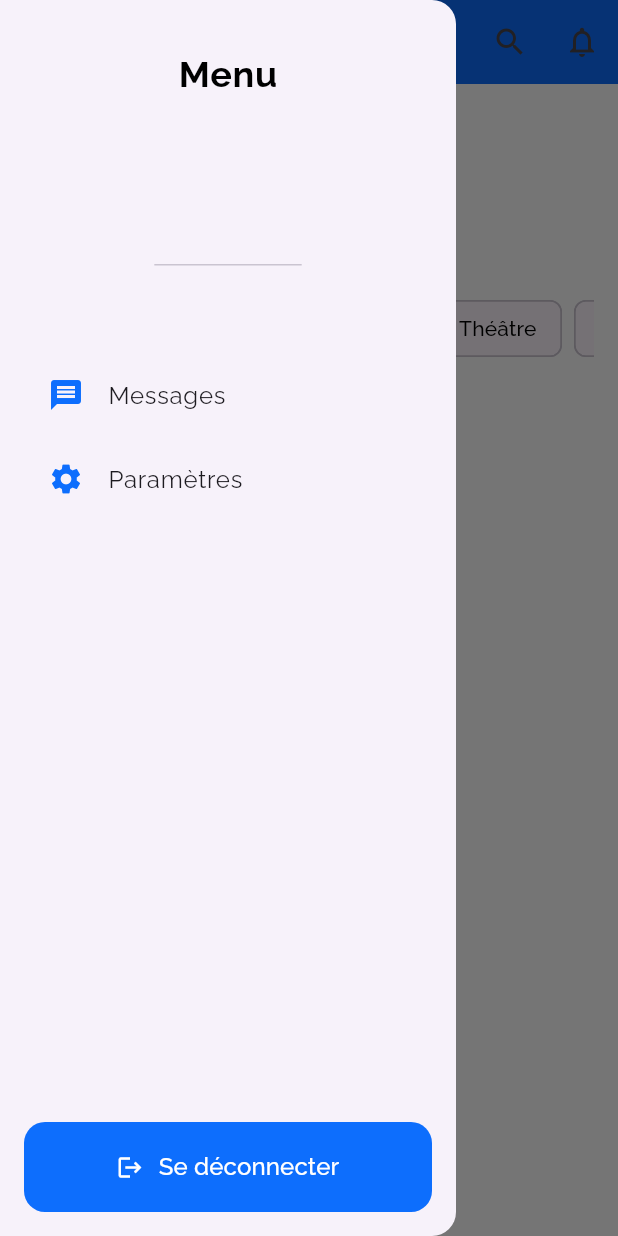
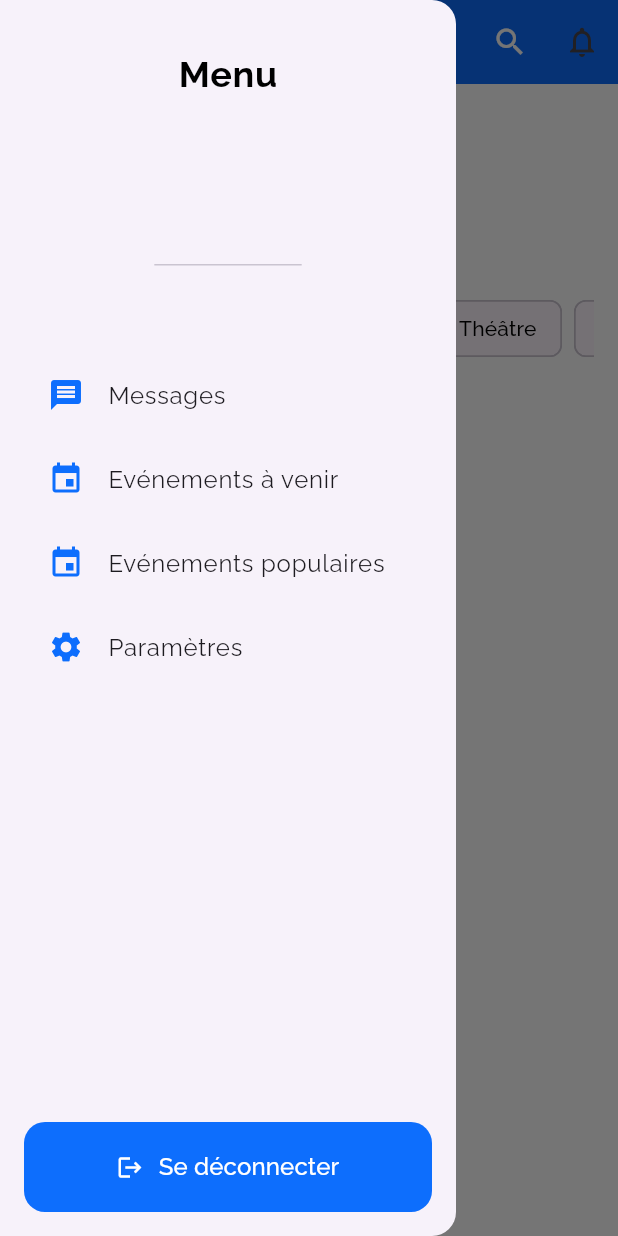
Before and after one commit to Ymas0908/e-Tix-, a Flutter app: the Home screen opened directly, with the side drawer open, on a phone screen of 412 x 824 dp. Run offline on Flutter 3.47's test engine with Material 3 defaults, Android fonts, the phone set to English and light mode, and no system bars; our stand-ins replace firebase_auth, firebase_core, fluttertoast, google_fonts; accounts and stored records are empty.

Commit message:
" Modification du jour"

```diff
--- a/lib/main.dart
+++ b/lib/main.dart
@@ -1,10 +1,8 @@
 import 'package:auth_firebase/firebase_options.dart';
-import 'package:auth_firebase/pages/login/login.dart';
-import 'package:auth_firebase/pages/pageacceuil.dart';
+import 'package:auth_firebase/views/home/home.dart';
+import 'package:auth_firebase/views/pageacceuil.dart';
 import 'package:firebase_core/firebase_core.dart';
 import 'package:flutter/material.dart';
-import 'pages/signup/signup.dart';
-
 Future<void> main() async {
   WidgetsFlutterBinding.ensureInitialized();
 
@@ -22,7 +20,7 @@ class MyApp extends StatelessWidget {
   Widget build(BuildContext context) {
     return MaterialApp(
       debugShowCheckedModeBanner: false,
-      home: Pageacceuil()
+      home: Home()
     );
   }
 }
--- a/lib/services/auth_service.dart
+++ b/lib/services/auth_service.dart
@@ -2,9 +2,9 @@ import 'package:firebase_auth/firebase_auth.dart';
 import 'package:flutter/material.dart';
 import 'package:fluttertoast/fluttertoast.dart';
 
-import '../pages/home/home.dart';
-import '../pages/login/login.dart';
-import '../pages/resetpassword/resetpassaword.dart';
+import '../views/home/home.dart';
+import '../views/login/login.dart';
+
 
 class AuthService {
   Future<void> signup(
--- a/lib/pages/home/home.dart
+++ b/lib/views/home/home.dart
@@ -1,8 +1,10 @@
+import 'package:auth_firebase/views/evenements/evenements_a_venir_view.dart';
+import 'package:auth_firebase/views/evenements/evenements_populaires_view.dart';
 import 'package:flutter/material.dart';
 import 'package:google_fonts/google_fonts.dart';
 import 'package:firebase_auth/firebase_auth.dart';
 import 'package:auth_firebase/services/auth_service.dart';
-import 'package:auth_firebase/pages/login/login.dart';
+import '../login/login.dart';
 import '../messages/messages.dart';
 
 class Home extends StatefulWidget {
@@ -13,23 +15,23 @@ class Home extends StatefulWidget {
 }
 
 class _HomeState extends State<Home> {
-  final List<Map<String, dynamic>> upcomingEvents = [
-    {
-      'title': 'Concert Jazz Festival',
-      'date': '15 Dec 2024',
-      'location': 'Palais des Congrès',
-      'price': '50€',
-      'image': 'assets/images/jazz.jpg'
-    },
-    {
-      'title': 'Match de Football',
-      'date': '20 Dec 2024',
-      'location': 'Stade Municipal',
-      'price': '35€',
-      'image': 'assets/images/football.jpg'
-    },
-    // Ajoutez plus d'événements ici
-  ];
+  // final List<Map<String, dynamic>> upcomingEvents = [
+  //   {
+  //     'title': 'Concert Jazz Festival',
+  //     'date': '15 Dec 2024',
+  //     'location': 'Palais des Congrès',
+  //     'price': '50€',
+  //     'image': 'assets/images/jazz.jpg'
+  //   },
+  //   {
+  //     'title': 'Match de Football',
+  //     'date': '20 Dec 2024',
+  //     'location': 'Stade Municipal',
+  //     'price': '35€',
+  //     'image': 'assets/images/football.jpg'
+  //   },
+  //   // Ajoutez plus d'événements ici
+  // ];
 
   final List<String> categories = [
     'Tous',
@@ -60,6 +62,7 @@ class _HomeState extends State<Home> {
         leading: Builder(
           builder: (BuildContext context) {
             return IconButton(
+              color: Colors.white,
               icon: const Icon(Icons.menu),
               onPressed: () {
                 Scaffold.of(context).openDrawer();
@@ -69,6 +72,8 @@ class _HomeState extends State<Home> {
         ),
         actions: [
           IconButton(
+            color: Colors.white,
+
             icon: const Icon(Icons.search),
             onPressed: () {
               // Implémenter la recherche
@@ -168,9 +173,10 @@ class _HomeState extends State<Home> {
                 //   physics: const NeverScrollableScrollPhysics(),
                 //   itemCount: upcomingEvents.length,
                 //   itemBuilder: (context, index) {
-                //     // return EventCard(event: upcomingEvents[index]);
+                //     return EvenementsAVenirView(event: upcomingEvents[index]);
                 //   },
                 // ),
+
 
                 const SizedBox(height: 24),
 
@@ -183,16 +189,16 @@ class _HomeState extends State<Home> {
                   ),
                 ),
                 const SizedBox(height: 16),
-                // SizedBox(
-                //   height: 200,
-                //   child: ListView.builder(
-                //     scrollDirection: Axis.horizontal,
-                //     itemCount: upcomingEvents.length,
-                //     itemBuilder: (context, index) {
-                //       return PopularEventCard(event: upcomingEvents[index]);
-                //     },
-                //   ),
-                // ),
+                SizedBox(
+                  height: 200,
+                  // child: ListView.builder(
+                  //   scrollDirection: Axis.horizontal,
+                  //   itemCount: upcomingEvents.length,
+                  //   itemBuilder: (context, index) {
+                  //     return PopularEventCard(event: upcomingEvents[index]);
+                  //   },
+                  // ),
+                ),
               ],
             ),
           ),
@@ -235,6 +241,36 @@ class _HomeState extends State<Home> {
                 Navigator.push(
                   context,
                   MaterialPageRoute(builder: (context) => Messages()),
+                );
+              },
+            ),
+            ListTile(
+              leading: const Icon(Icons.event, color: Color(0xff0D6EFD)),
+              title: Text(
+                'Evénements à venir',
+                style: GoogleFonts.raleway(
+                  fontSize: 16,
+                ),
+              ),
+              onTap: () {
+                Navigator.push(
+                  context,
+                  MaterialPageRoute(builder: (context) => EvenementsAVenirView()),
+                );
+              },
+            ),
+            ListTile(
+              leading: const Icon(Icons.event, color: Color(0xff0D6EFD)),
+              title: Text(
+                'Evénements populaires',
+                style: GoogleFonts.raleway(
+                  fontSize: 16,
+                ),
+              ),
+              onTap: () {
+                Navigator.push(
+                  context,
+                  MaterialPageRoute(builder: (context) => EvenementsPopulairesView()),
                 );
               },
             ),
@@ -381,7 +417,7 @@ class _HomeState extends State<Home> {
 //     );
 //   }
 // }
-//
+
 // class PopularEventCard extends StatelessWidget {
 //   final Map<String, dynamic> event;
 //
--- a/lib/pages/login/login.dart
+++ b/lib/views/login/login.dart
@@ -1,10 +1,10 @@
-import 'package:auth_firebase/pages/signup/signup.dart';
 import 'package:auth_firebase/services/auth_service.dart';
 import 'package:flutter/gestures.dart';
 import 'package:flutter/material.dart';
 import 'package:google_fonts/google_fonts.dart';
 
 import '../resetpassword/resetpassaword.dart';
+import '../signup/signup.dart';
 
 class Login extends StatefulWidget {
   const Login({super.key});
--- a/lib/pages/pageacceuil.dart
+++ b/lib/views/pageacceuil.dart
@@ -1,7 +1,8 @@
-import 'package:auth_firebase/pages/login/login.dart';
-import 'package:auth_firebase/pages/signup/signup.dart';
+import 'package:auth_firebase/views/signup/signup.dart';
 import 'package:flutter/material.dart';
 import 'package:google_fonts/google_fonts.dart';
+
+import 'login/login.dart';
 
 class Pageacceuil extends StatelessWidget {
   const Pageacceuil({super.key});
--- a/pubspec.yaml
+++ b/pubspec.yaml
@@ -21,6 +21,8 @@ dependencies:
   firebase_core: ^2.24.2
   firebase_auth: ^4.16.0
   fluttertoast: ^8.2.5
+  flutter_screenutil: ^5.9.3
+
 
 
 
```
Also changed, not shown: lib/views/messages/messages.dart (renamed from lib/pages/messages/messages.dart), lib/views/resetpassword/resetpassaword.dart (renamed from lib/pages/resetpassword/resetpassaword.dart), lib/views/signup/signup.dart (renamed from lib/pages/signup/signup.dart), pubspec.lock.
